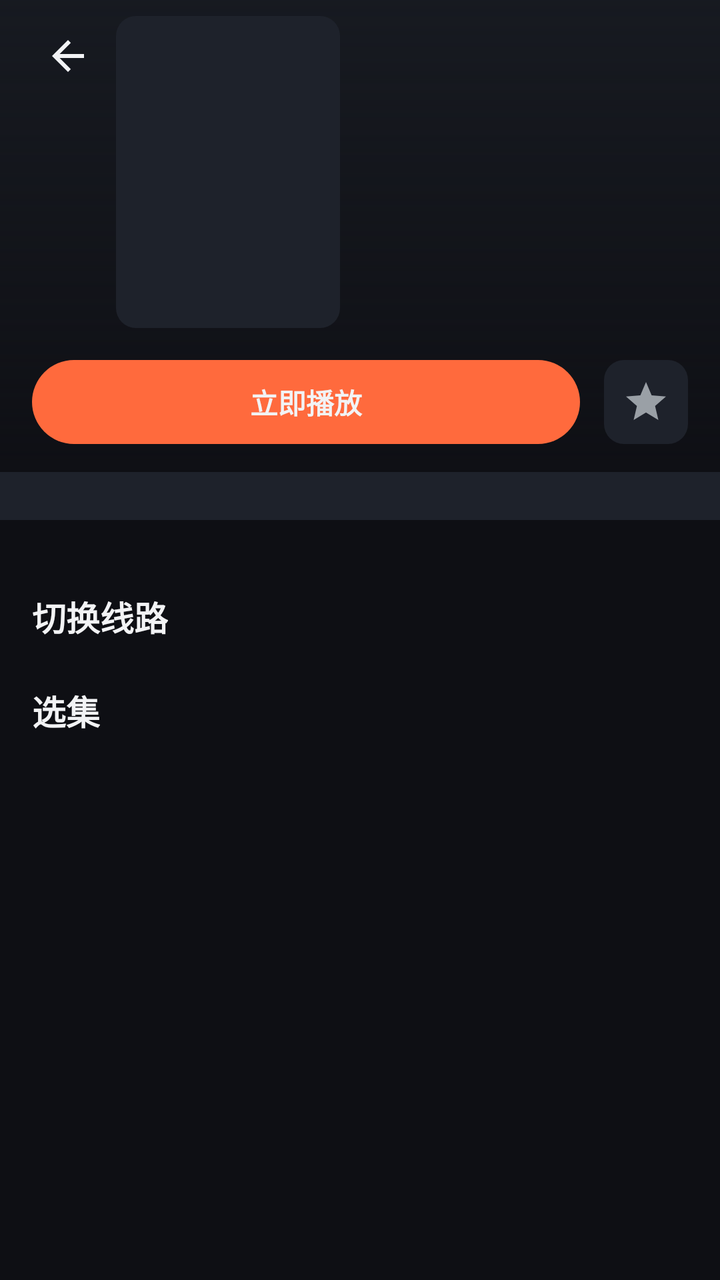
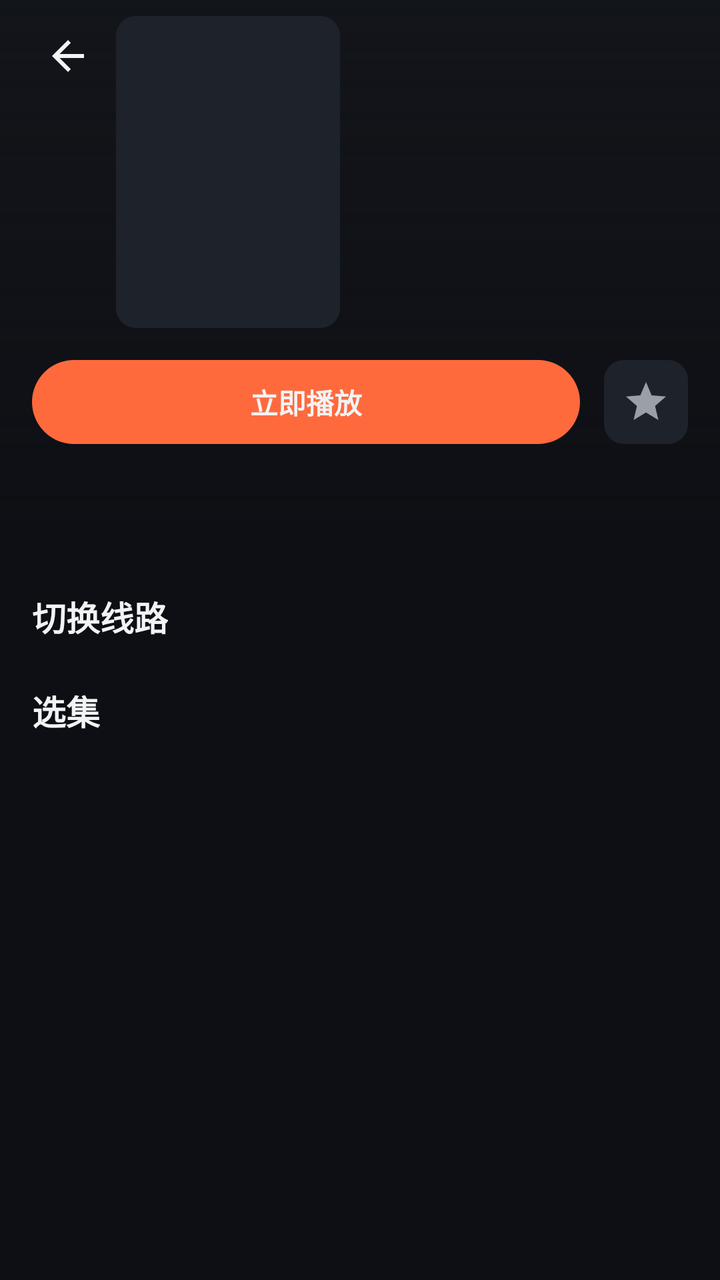

The first picture is an Android layout as it rendered before a commit; the second is the same layout after the commit. The layout source and the unified diff follow.
<!-- AndroidManifest.xml: application theme Theme.ZongYiBox -->
<!-- res/layout/activity_detail.xml -->
<?xml version="1.0" encoding="utf-8"?>
<androidx.core.widget.NestedScrollView xmlns:android="http://schemas.android.com/apk/res/android"
    xmlns:app="http://schemas.android.com/apk/res-auto"
    android:layout_width="match_parent"
    android:layout_height="match_parent"
    android:fillViewport="true">

    <LinearLayout
        android:layout_width="match_parent"
        android:layout_height="wrap_content"
        android:orientation="vertical">

        
        <FrameLayout
            android:layout_width="match_parent"
            android:layout_height="wrap_content">

            <ImageView
                android:id="@+id/imgBg"
                android:layout_width="match_parent"
                android:layout_height="260dp"
                android:scaleType="centerCrop"
                android:src="@color/surface2"
                app:alpha="0.3" />

            <LinearLayout
                android:layout_width="match_parent"
                android:layout_height="wrap_content"
                android:background="@drawable/detail_scrim"
                android:orientation="vertical">

                <LinearLayout
                    android:layout_width="match_parent"
                    android:layout_height="wrap_content"
                    android:orientation="horizontal"
                    android:paddingHorizontal="14dp"
                    android:paddingTop="8dp">

                    <ImageView
                        android:id="@+id/btnBack"
                        android:layout_width="40dp"
                        android:layout_height="40dp"
                        android:background="?attr/selectableItemBackgroundBorderless"
                        android:contentDescription="@string/tab_home"
                        android:padding="8dp"
                        android:src="@drawable/ic_back"
                        app:tint="@color/text_primary" />

                    <com.google.android.material.imageview.ShapeableImageView
                        android:id="@+id/imgCover"
                        android:layout_width="112dp"
                        android:layout_height="156dp"
                        android:layout_marginStart="4dp"
                        android:scaleType="centerCrop"
                        app:shapeAppearanceOverlay="@style/PosterCorner"
                        app:srcCompat="@color/surface2" />

                    <LinearLayout
                        android:layout_width="0dp"
                        android:layout_height="wrap_content"
                        android:layout_marginStart="14dp"
                        android:layout_weight="1"
                        android:orientation="vertical">

                        <TextView
                            android:id="@+id/tvTitle"
                            android:layout_width="match_parent"
                            android:layout_height="wrap_content"
                            android:textColor="@color/text_primary"
                            android:textSize="20sp"
                            android:textStyle="bold" />

                        <TextView
                            android:id="@+id/tvStatus"
                            android:layout_width="match_parent"
                            android:layout_height="wrap_content"
                            android:layout_marginTop="8dp"
                            android:textColor="@color/accent"
                            android:textSize="13sp" />

                        <TextView
                            android:id="@+id/tvActors"
                            android:layout_width="match_parent"
                            android:layout_height="wrap_content"
                            android:layout_marginTop="8dp"
                            android:textColor="@color/text_secondary"
                            android:textSize="12sp" />

                        <TextView
                            android:id="@+id/tvDirector"
                            android:layout_width="match_parent"
                            android:layout_height="wrap_content"
                            android:layout_marginTop="4dp"
                            android:textColor="@color/text_secondary"
                            android:textSize="12sp" />
                    </LinearLayout>
                </LinearLayout>

                
                <LinearLayout
                    android:layout_width="match_parent"
                    android:layout_height="wrap_content"
                    android:orientation="horizontal"
                    android:paddingHorizontal="16dp"
                    android:paddingTop="16dp"
                    android:paddingBottom="14dp">

                    <TextView
                        android:id="@+id/btnPlay"
                        android:layout_width="0dp"
                        android:layout_height="42dp"
                        android:layout_weight="1"
                        android:background="@drawable/bg_btn_accent"
                        android:drawablePadding="6dp"
                        android:gravity="center"
                        android:text="立即播放"
                        android:textColor="@color/text_primary"
                        android:textStyle="bold" />

                    <ImageView
                        android:id="@+id/btnFav"
                        android:layout_width="42dp"
                        android:layout_height="42dp"
                        android:layout_marginStart="12dp"
                        android:background="@drawable/bg_card"
                        android:contentDescription="@string/favorites"
                        android:padding="9dp"
                        android:src="@drawable/ic_fav"
                        app:tint="@color/text_secondary" />
                </LinearLayout>
            </LinearLayout>
        </FrameLayout>

        
        <TextView
            android:id="@+id/tvIntro"
            android:layout_width="match_parent"
            android:layout_height="wrap_content"
            android:lineSpacingExtra="4dp"
            android:paddingHorizontal="16dp"
            android:paddingTop="4dp"
            android:textColor="@color/text_secondary"
            android:textSize="13sp"
            android:maxLines="3"
            android:ellipsize="end" />

        
        <TextView
            style="@style/Text.SectionTitle"
            android:layout_width="wrap_content"
            android:layout_height="wrap_content"
            android:layout_marginHorizontal="16dp"
            android:layout_marginTop="14dp"
            android:text="@string/switch_line" />

        <HorizontalScrollView
            android:layout_width="match_parent"
            android:layout_height="wrap_content"
            android:paddingHorizontal="16dp"
            android:paddingTop="8dp"
            android:scrollbars="none">

            <com.google.android.material.chip.ChipGroup
                android:id="@+id/chipsSource"
                android:layout_width="wrap_content"
                android:layout_height="wrap_content"
                app:chipSpacingHorizontal="8dp"
                app:selectionRequired="true"
                app:singleSelection="true" />
        </HorizontalScrollView>

        
        <TextView
            style="@style/Text.SectionTitle"
            android:layout_width="wrap_content"
            android:layout_height="wrap_content"
            android:layout_marginHorizontal="16dp"
            android:layout_marginTop="14dp"
            android:text="@string/episode_list" />

        <androidx.recyclerview.widget.RecyclerView
            android:id="@+id/rvEpisodes"
            android:layout_width="match_parent"
            android:layout_height="wrap_content"
            android:layout_marginHorizontal="12dp"
            android:layout_marginTop="8dp"
            android:layout_marginBottom="20dp" />

        <ProgressBar
            android:id="@+id/progress"
            android:layout_width="wrap_content"
            android:layout_height="wrap_content"
            android:layout_gravity="center"
            android:layout_marginTop="60dp"
            android:indeterminateTint="@color/accent" />

        <TextView
            android:id="@+id/tvError"
            android:layout_width="wrap_content"
            android:layout_height="wrap_content"
            android:layout_gravity="center"
            android:layout_margin="40dp"
            android:text="@string/load_failed"
            android:textColor="@color/text_secondary"
            android:visibility="gone" />

        
        <FrameLayout
            android:id="@+id/adBanner"
            android:layout_width="match_parent"
            android:layout_height="60dp"
            android:layout_marginHorizontal="12dp"
            android:layout_marginBottom="12dp"
            android:visibility="gone" />
    </LinearLayout>
</androidx.core.widget.NestedScrollView>
<!-- resources referenced by this layout -->
<resources>
  <color name="accent">#FF6A3D</color>
  <color name="surface2">#1E222B</color>
  <color name="text_primary">#F2F3F5</color>
  <color name="text_secondary">#9AA0A6</color>
  <!-- drawable bg_btn_accent (drawable) -->
  <?xml version="1.0" encoding="utf-8"?>
  <shape xmlns:android="http://schemas.android.com/apk/res/android" android:shape="rectangle">
      <solid android:color="@color/accent" />
      <corners android:radius="22dp" />
  </shape>
  <!-- drawable bg_card (drawable) -->
  <?xml version="1.0" encoding="utf-8"?>
  <shape xmlns:android="http://schemas.android.com/apk/res/android" android:shape="rectangle">
      <solid android:color="@color/surface2" />
      <corners android:radius="10dp" />
  </shape>
  <!-- drawable detail_scrim (drawable) -->
  <?xml version="1.0" encoding="utf-8"?>
  <shape xmlns:android="http://schemas.android.com/apk/res/android" android:shape="rectangle">
      <gradient
          android:angle="270"
          android:startColor="#40000000"
          android:endColor="@color/bg" />
  </shape>
  <!-- drawable ic_back (drawable) -->
  <?xml version="1.0" encoding="utf-8"?>
  <vector xmlns:android="http://schemas.android.com/apk/res/android"
      android:width="24dp" android:height="24dp"
      android:viewportWidth="24" android:viewportHeight="24">
      <path android:fillColor="#FFFFFFFF"
          android:pathData="M20,11H7.83l5.59,-5.59L12,4l-8,8 8,8 1.41,-1.41L7.83,13H20v-2z" />
  </vector>
  <!-- drawable ic_fav (drawable) -->
  <?xml version="1.0" encoding="utf-8"?>
  <vector xmlns:android="http://schemas.android.com/apk/res/android"
      android:width="24dp" android:height="24dp"
      android:viewportWidth="24" android:viewportHeight="24">
      <path android:fillColor="#FFFFFFFF"
          android:pathData="M12,17.27L18.18,21l-1.64,-7.03L22,9.24l-7.19,-0.61L12,2 9.19,8.63 2,9.24l5.46,4.73L5.82,21z" />
  </vector>
  <string name="episode_list">选集</string>
  <string name="favorites">我的收藏</string>
  <string name="load_failed">加载失败，点击重试</string>
  <string name="switch_line">切换线路</string>
  <string name="tab_home">首页</string>
  <style name="PosterCorner" parent="">
          <item name="cornerSize">10dp</item>
      </style>
  <style name="Text.SectionTitle" parent="">
          <item name="android:textSize">17sp</item>
          <item name="android:textStyle">bold</item>
          <item name="android:textColor">@color/text_primary</item>
      </style>
  <style name="Theme.ZongYiBox" parent="Theme.MaterialComponents.DayNight.NoActionBar">
          <item name="android:windowBackground">@color/bg</item>
          <item name="android:statusBarColor">@color/bg</item>
          <item name="android:navigationBarColor">@color/surface</item>
          <item name="android:windowLightStatusBar">false</item>
          <item name="colorPrimary">@color/accent</item>
          <item name="colorSecondary">@color/accent</item>
          <item name="android:colorBackground">@color/bg</item>
          <item name="android:textColorPrimary">@color/text_primary</item>
          <item name="android:textColorSecondary">@color/text_secondary</item>
          <item name="bottomSheetDialogTheme">@style/Theme.ZongYiBox.BottomSheet</item>
      </style>
  <color name="bg">#0E0F14</color>
  <color name="surface">#171A21</color>
  <style name="Theme.ZongYiBox.BottomSheet" parent="ThemeOverlay.MaterialComponents.BottomSheetDialog">
          <item name="bottomSheetStyle">@style/Widget.ZongYiBox.BottomSheet</item>
      </style>
  <style name="Widget.ZongYiBox.BottomSheet" parent="Widget.MaterialComponents.BottomSheet.Modal">
          <item name="backgroundTint">@color/surface</item>
      </style>
</resources>

<!-- the commit's change to res/layout/activity_detail.xml (unified diff, before → after) -->
@@ -26,6 +26,7 @@
             <LinearLayout
                 android:layout_width="match_parent"
                 android:layout_height="wrap_content"
+                android:minHeight="260dp"
                 android:background="@drawable/detail_scrim"
                 android:orientation="vertical">
 
@@ -203,14 +204,5 @@
             android:text="@string/load_failed"
             android:textColor="@color/text_secondary"
             android:visibility="gone" />
-
-        
-        <FrameLayout
-            android:id="@+id/adBanner"
-            android:layout_width="match_parent"
-            android:layout_height="60dp"
-            android:layout_marginHorizontal="12dp"
-            android:layout_marginBottom="12dp"
-            android:visibility="gone" />
     </LinearLayout>
 </androidx.core.widget.NestedScrollView>
<!-- resource entries referenced after the edit -->
@@ -21,7 +21,7 @@
   <shape xmlns:android="http://schemas.android.com/apk/res/android" android:shape="rectangle">
       <gradient
           android:angle="270"
-          android:startColor="#40000000"
+          android:startColor="#66000000"
           android:endColor="@color/bg" />
   </shape>
   <!-- drawable ic_back (drawable) -->
